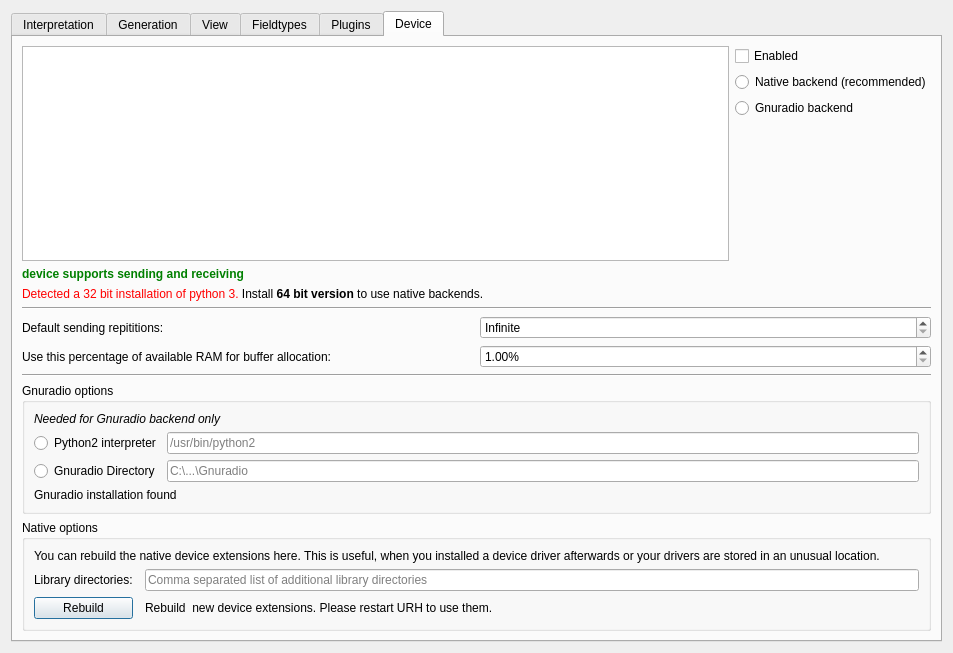
First picture: the form in ui/options.ui, repository jopohl/urh, before the edit.
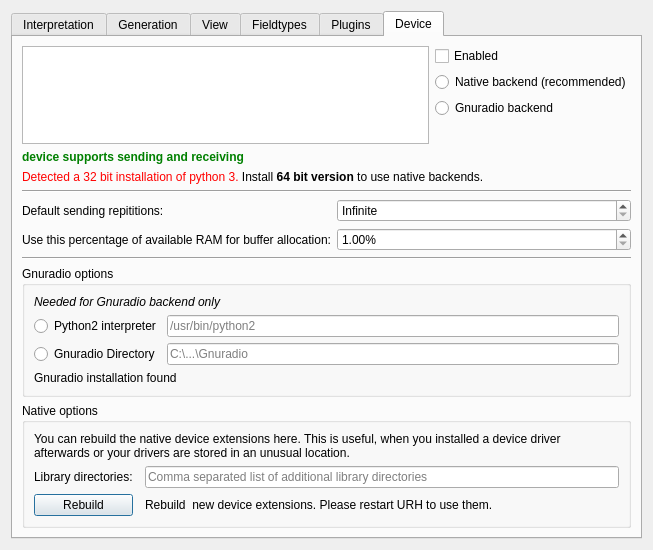
Second picture: the form after the edit. Icons and pictures are not drawn. Custom widgets are drawn as their Qt base class.

The edit to the form file:
```diff
--- a/ui/options.ui
+++ b/ui/options.ui
@@ -6,8 +6,8 @@
    <rect>
     <x>0</x>
     <y>0</y>
-    <width>953</width>
-    <height>653</height>
+    <width>653</width>
+    <height>550</height>
    </rect>
   </property>
   <property name="windowTitle">
```
Left out of the diff: 3 changed lines with no effect on the pictures.
